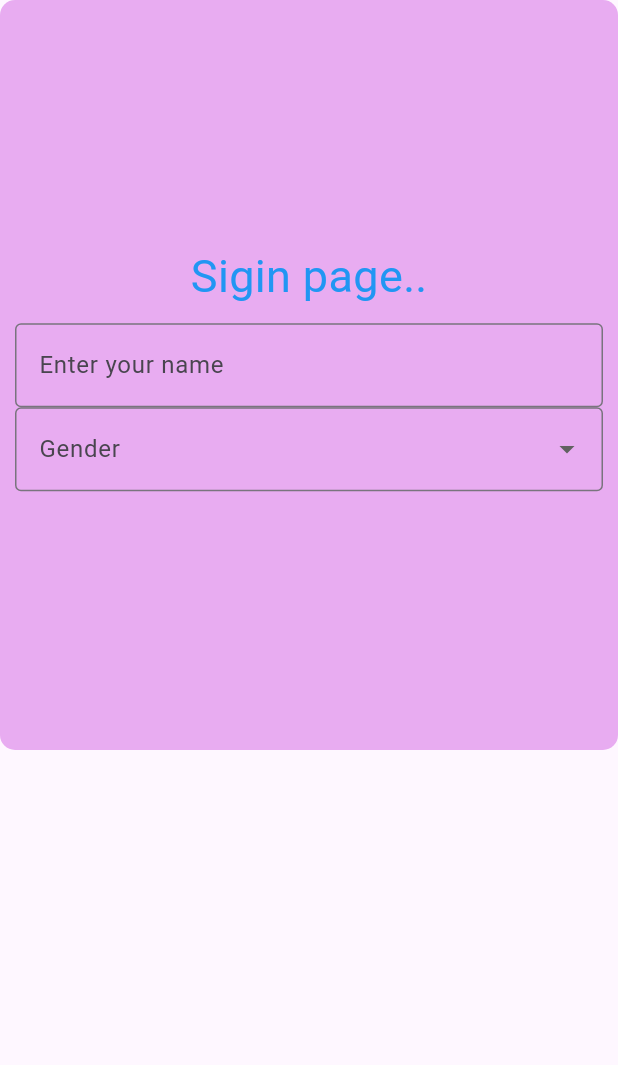
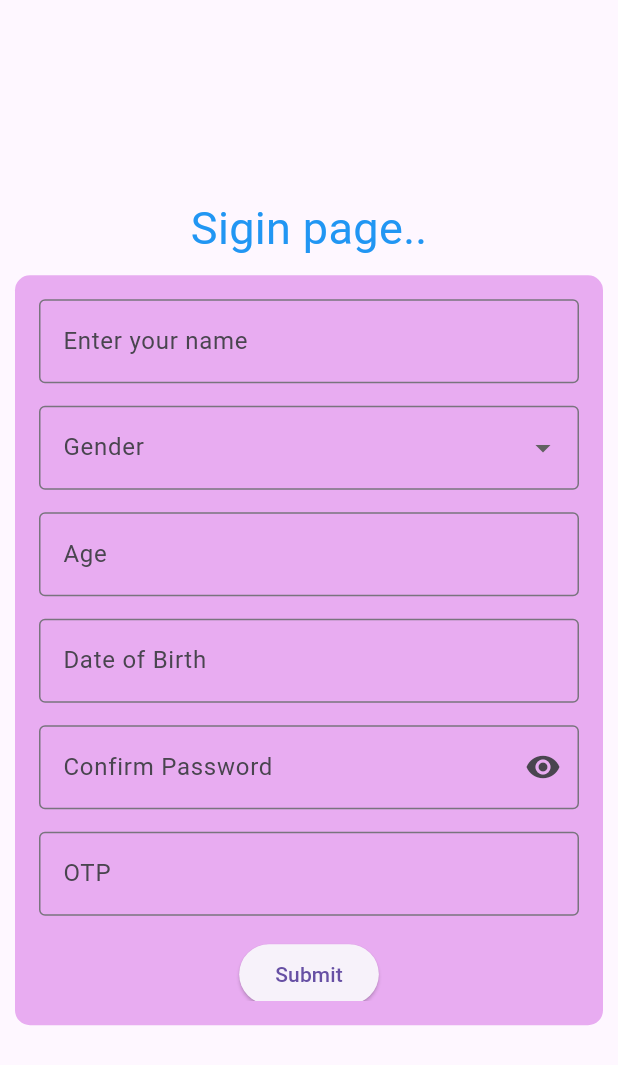
Before and after one commit to Rajeshjoesph/Flutter_sample_project, a Flutter app: the SiginUpPage screen opened by its route, on a phone screen of 412 x 824 dp. Shown: the top 1065 px of the screen. Run offline on Flutter 3.47's test engine with Material 3 defaults, Android fonts, the phone set to English and light mode, and no system bars; our stand-ins replace fl_chart.

Commit message:
ehances form

```diff
--- a/lib/widget/signUp_page.dart
+++ b/lib/widget/signUp_page.dart
@@ -22,12 +22,6 @@ class _RegistrationFormState extends State<SiginUpPage> {
           children: [
             Expanded(
                 child: Container(
-                    width: 50,
-                    height: 500,
-                    decoration: BoxDecoration(
-                      color: Color(0xFFE8ACF1),
-                      borderRadius: BorderRadius.circular(10),
-                    ),
                     child: Column(
               mainAxisAlignment: MainAxisAlignment.center,
               children: [
@@ -36,8 +30,17 @@ class _RegistrationFormState extends State<SiginUpPage> {
                   style: TextStyle(fontSize: 30, color: Colors.blue),
                 ),
                 Container(
+                    width: 500,
+                    height: 500,
+                    padding: EdgeInsets.all(16.0),
+                    decoration: BoxDecoration(
+                      color: Color(0xFFE8ACF1),
+                      borderRadius: BorderRadius.circular(10),
+                    ),
                     margin: EdgeInsets.all(10),
+                    child: SingleChildScrollView(
                         child: Form(
+                      key: _formKey,
                       child: Column(children: [
                         TextFormField(
                           decoration: InputDecoration(
@@ -45,6 +48,7 @@ class _RegistrationFormState extends State<SiginUpPage> {
                             border: const OutlineInputBorder(),
                           ),
                         ),
+                        SizedBox(height: 15),
                         DropdownButtonFormField<String>(
                           decoration: InputDecoration(
                             labelText: "Gender",
@@ -52,17 +56,105 @@ class _RegistrationFormState extends State<SiginUpPage> {
                           ),
                           value: gender,
                           items: ["Male", "Female", "Others"]
-                                      .map((e) => DropdownMenuItem(
-                                          value: e, child: Text(e)))
+                              .map((e) =>
+                                  DropdownMenuItem(value: e, child: Text(e)))
                               .toList(),
-                                  onChanged: (value) =>
-                                      setState(() => gender = value),
-                                  validator: (value) => value == null
-                                      ? "Please select gender"
-                                      : null,
+                          onChanged: (value) => setState(() => gender = value),
+                          validator: (value) =>
+                              value == null ? "Please select gender" : null,
+                        ),
+                        SizedBox(height: 15),
+                        TextFormField(
+                          decoration: InputDecoration(
+                              labelText: "Age",
+                              border: const OutlineInputBorder()),
+                          keyboardType: TextInputType.number,
+                          validator: (value) =>
+                              value!.isEmpty ? "Enter Age" : null,
+                        ),
+                        SizedBox(height: 15),
+                        TextFormField(
+                          decoration: InputDecoration(
+                              labelText: ("Date of Birth"),
+                              border: OutlineInputBorder()),
+                          controller: dobControllor,
+                          readOnly: true,
+                          onTap: () async {
+                            DateTime? date = await showDatePicker(
+                                context: context,
+                                initialDate: DateTime.now(),
+                                firstDate: DateTime(1900),
+                                lastDate: DateTime.now());
+                            if (date != null) {
+                              setState(() {
+                                selectedDate = date;
+                                dobControllor.text =
+                                    "${date.day}/${date.month}/${date.year}";
+                              });
+                            }
+                          },
+                          validator: (value) =>
+                              value!.isEmpty ? "Select date of birth" : null,
+                        ),
+                        SizedBox(height: 15),
+                        TextFormField(
+                          obscureText: obscureConfirmPassword,
+                          decoration: InputDecoration(
+                              border: OutlineInputBorder(),
+                              labelText: "Confirm Password",
+                              suffixIcon: IconButton(
+                                  icon: Icon(obscureConfirmPassword
+                                      ? Icons.visibility
+                                      : Icons.visibility_off),
+                                  onPressed: () => setState(() {
+                                        (() => obscureConfirmPassword =
+                                            !obscureConfirmPassword);
+                                      }))),
+                          validator: (value) =>
+                              value!.length < 6 ? "Minimum ^ characters" : null,
+                        ),
+                        SizedBox(height: 15),
+                        TextFormField(
+                          decoration: InputDecoration(
+                              labelText: "OTP", border: OutlineInputBorder()),
+                          keyboardType: TextInputType.number,
+                          validator: (value) =>
+                              value!.isEmpty ? "Enter OTp" : null,
+                        ),
+                        SizedBox(height: 15),
+                        ElevatedButton(
+                          onPressed: () {
+                            bool isFormValid =
+                                _formKey.currentState!.validate();
+
+                            // Custom check for gender and date of birth
+                            if (gender == null) {
+                              isFormValid = false;
+                              ScaffoldMessenger.of(context).showSnackBar(
+                                SnackBar(
+                                    content: Text("Please select your gender")),
+                              );
+                            } else if (dobControllor.text.isEmpty) {
+                              isFormValid = false;
+                              ScaffoldMessenger.of(context).showSnackBar(
+                                SnackBar(
+                                    content: Text(
+                                        "Please select your date of birth")),
+                              );
+                            }
+
+                            if (isFormValid) {
+                              ScaffoldMessenger.of(context).showSnackBar(
+                                SnackBar(
+                                    content:
+                                        Text("Form submitted successfully")),
+                              );
+                            }
+                          },
+                          child: Text("Submit"),
                         ),
                       ]),
-                            ))
+                    )))
               ],
             )))
           ],
```
Lines whose indentation alone changed are shown as unchanged.
